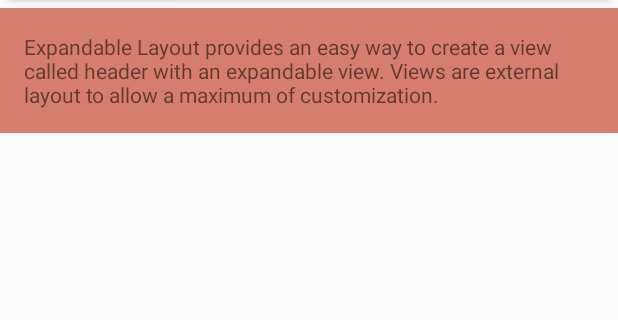
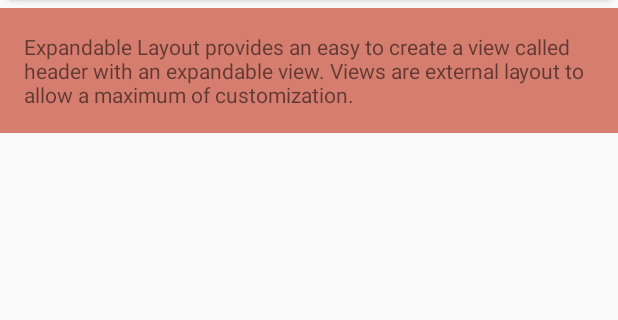
Before and after one commit to kelokchan/Cross-cross, an Android app: the layout item_card.xml on its own in the app's theme, with its tools: preview values and no code run, on a phone screen of 412 x 824 dp, the part 144-464 px from its top. Run offline under Robolectric (Android 15) with nearby library versions, the phone set to English and light mode, and no system bars; plain views replace ExpandableRelativeLayout.

Commit message:
#lawrence expandable item

```diff
--- a/app/src/main/res/layout/item_card.xml
+++ b/app/src/main/res/layout/item_card.xml
@@ -81,7 +81,7 @@
         <TextView
             android:layout_width="wrap_content"
             android:layout_height="wrap_content"
-            android:text="Expandable Layout provides an easy way to create a view called header with an expandable view. Views are external layout to allow a maximum of customization." />
+            android:text="Expandable Layout provides an easy to create a view called header with an expandable view. Views are external layout to allow a maximum of customization." />
     </com.github.aakira.expandablelayout.ExpandableRelativeLayout>
 
 </LinearLayout>
```
